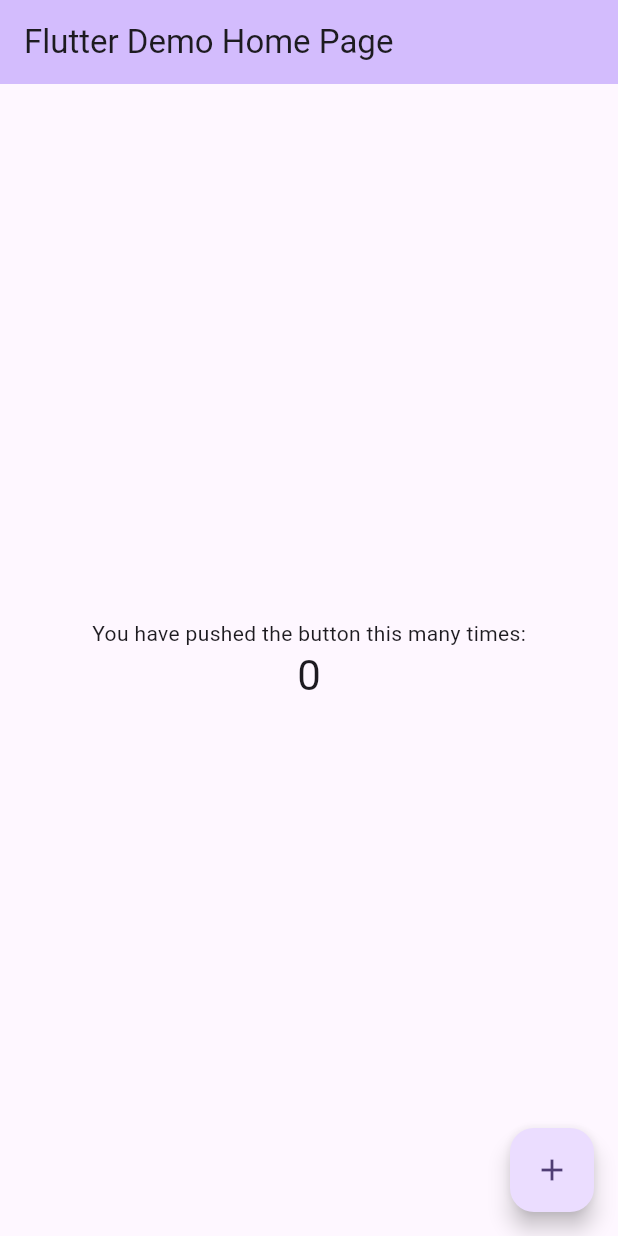
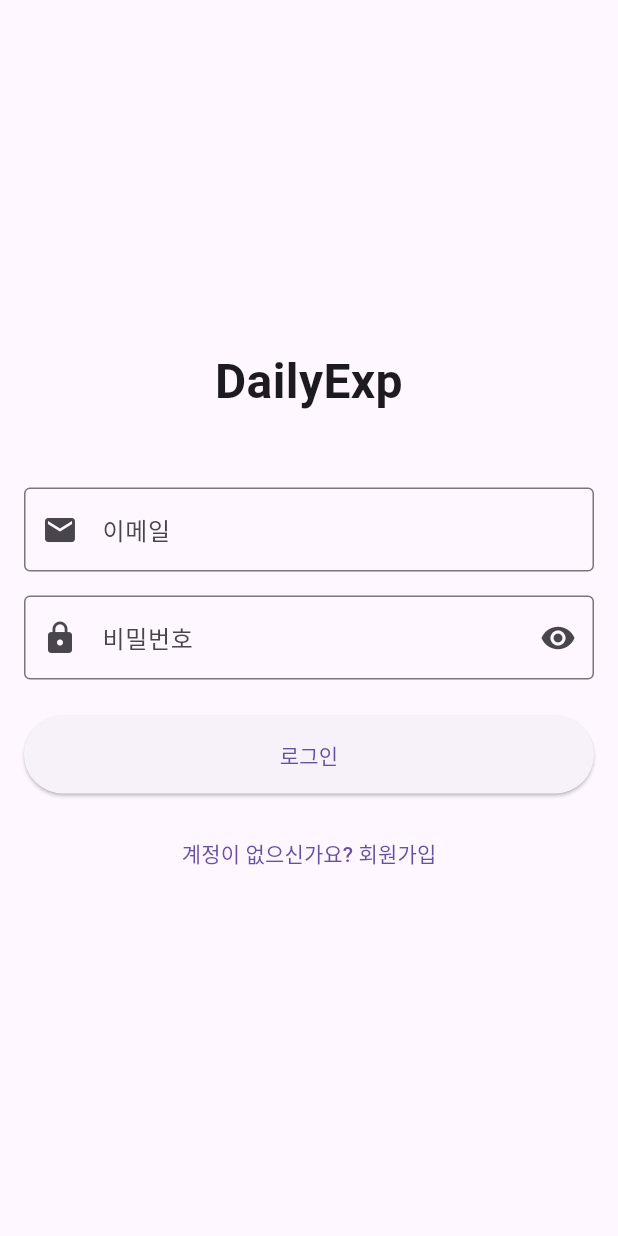
Before and after one commit to minhjih/dailyexp, a Flutter app: the screen it shows after launch, on a phone screen of 412 x 824 dp. Run offline on Flutter 3.47's test engine with Material 3 defaults, Android fonts, the phone set to English and light mode, and no system bars; our stand-ins replace dio, shared_preferences; accounts and stored records are empty.

Commit message:
android 대상 simulation 확인

```diff
--- /dev/null
+++ b/frontend/lib/api/auth_api.dart
@@ -0,0 +1,39 @@
+import 'package:dio/dio.dart';
+import '../models/user.dart';
+
+class AuthAPI {
+  static final Dio _dio = Dio(BaseOptions(
+    baseUrl: 'http://localhost:8000', // 실제 서버 URL로 변경 필요
+    contentType: 'application/json',
+  ));
+
+  static Future<Map<String, dynamic>> login(
+      String email, String password) async {
+    try {
+      final response = await _dio.post(
+        '/auth/login',
+        data: {
+          'username': email, // FastAPI는 username으로 받음
+          'password': password,
+        },
+      );
+      return response.data;
+    } catch (e) {
+      throw Exception('로그인 실패: ${e.toString()}');
+    }
+  }
+
+  static Future<User> getCurrentUser(String token) async {
+    try {
+      final response = await _dio.get(
+        '/auth/me',
+        options: Options(
+          headers: {'Authorization': 'Bearer $token'},
+        ),
+      );
+      return User.fromJson(response.data);
+    } catch (e) {
+      throw Exception('사용자 정보 조회 실패: ${e.toString()}');
+    }
+  }
+}
--- a/frontend/lib/main.dart
+++ b/frontend/lib/main.dart
@@ -1,4 +1,7 @@
 import 'package:flutter/material.dart';
+import 'package:provider/provider.dart';
+import 'providers/auth_provider.dart';
+import 'screens/auth/login_screen.dart';
 
 void main() {
   runApp(const MyApp());
@@ -7,119 +10,24 @@ void main() {
 class MyApp extends StatelessWidget {
   const MyApp({super.key});
 
-  // This widget is the root of your application.
   @override
   Widget build(BuildContext context) {
-    return MaterialApp(
-      title: 'Flutter Demo',
-      theme: ThemeData(
-        // This is the theme of your application.
-        //
-        // TRY THIS: Try running your application with "flutter run". You'll see
-        // the application has a purple toolbar. Then, without quitting the app,
-        // try changing the seedColor in the colorScheme below to Colors.green
-        // and then invoke "hot reload" (save your changes or press the "hot
-        // reload" button in a Flutter-supported IDE, or press "r" if you used
-        // the command line to start the app).
-        //
-        // Notice that the counter didn't reset back to zero; the application
-        // state is not lost during the reload. To reset the state, use hot
-        // restart instead.
-        //
-        // This works for code too, not just values: Most code changes can be
-        // tested with just a hot reload.
-        colorScheme: ColorScheme.fromSeed(seedColor: Colors.deepPurple),
-        useMaterial3: true,
+    return MultiProvider(
+      providers: [
+        ChangeNotifierProvider(create: (_) => AuthProvider()),
+      ],
+      child: MaterialApp(
+        title: 'DailyExp',
+        theme: ThemeData(
+          primarySwatch: Colors.blue,
+          useMaterial3: true,
+        ),
+        home: const LoginScreen(),
+        routes: {
+          '/login': (context) => const LoginScreen(),
+          // 다른 라우트들은 나중에 추가
+        },
       ),
-      home: const MyHomePage(title: 'Flutter Demo Home Page'),
     );
   }
 }
-
-class MyHomePage extends StatefulWidget {
-  const MyHomePage({super.key, required this.title});
-
-  // This widget is the home page of your application. It is stateful, meaning
-  // that it has a State object (defined below) that contains fields that affect
-  // how it looks.
-
-  // This class is the configuration for the state. It holds the values (in this
-  // case the title) provided by the parent (in this case the App widget) and
-  // used by the build method of the State. Fields in a Widget subclass are
-  // always marked "final".
-
-  final String title;
-
-  @override
-  State<MyHomePage> createState() => _MyHomePageState();
-}
-
-class _MyHomePageState extends State<MyHomePage> {
-  int _counter = 0;
-
-  void _incrementCounter() {
-    setState(() {
-      // This call to setState tells the Flutter framework that something has
-      // changed in this State, which causes it to rerun the build method below
-      // so that the display can reflect the updated values. If we changed
-      // _counter without calling setState(), then the build method would not be
-      // called again, and so nothing would appear to happen.
-      _counter++;
-    });
-  }
-
-  @override
-  Widget build(BuildContext context) {
-    // This method is rerun every time setState is called, for instance as done
-    // by the _incrementCounter method above.
-    //
-    // The Flutter framework has been optimized to make rerunning build methods
-    // fast, so that you can just rebuild anything that needs updating rather
-    // than having to individually change instances of widgets.
-    return Scaffold(
-      appBar: AppBar(
-        // TRY THIS: Try changing the color here to a specific color (to
-        // Colors.amber, perhaps?) and trigger a hot reload to see the AppBar
-        // change color while the other colors stay the same.
-        backgroundColor: Theme.of(context).colorScheme.inversePrimary,
-        // Here we take the value from the MyHomePage object that was created by
-        // the App.build method, and use it to set our appbar title.
-        title: Text(widget.title),
-      ),
-      body: Center(
-        // Center is a layout widget. It takes a single child and positions it
-        // in the middle of the parent.
-        child: Column(
-          // Column is also a layout widget. It takes a list of children and
-          // arranges them vertically. By default, it sizes itself to fit its
-          // children horizontally, and tries to be as tall as its parent.
-          //
-          // Column has various properties to control how it sizes itself and
-          // how it positions its children. Here we use mainAxisAlignment to
-          // center the children vertically; the main axis here is the vertical
-          // axis because Columns are vertical (the cross axis would be
-          // horizontal).
-          //
-          // TRY THIS: Invoke "debug painting" (choose the "Toggle Debug Paint"
-          // action in the IDE, or press "p" in the console), to see the
-          // wireframe for each widget.
-          mainAxisAlignment: MainAxisAlignment.center,
-          children: <Widget>[
-            const Text(
-              'You have pushed the button this many times:',
-            ),
-            Text(
-              '$_counter',
-              style: Theme.of(context).textTheme.headlineMedium,
-            ),
-          ],
-        ),
-      ),
-      floatingActionButton: FloatingActionButton(
-        onPressed: _incrementCounter,
-        tooltip: 'Increment',
-        child: const Icon(Icons.add),
-      ), // This trailing comma makes auto-formatting nicer for build methods.
-    );
-  }
-}
--- /dev/null
+++ b/frontend/lib/models/user.dart
@@ -0,0 +1,22 @@
+class User {
+  final int id;
+  final String email;
+  final String fullName;
+  final DateTime createdAt;
+
+  User({
+    required this.id,
+    required this.email,
+    required this.fullName,
+    required this.createdAt,
+  });
+
+  factory User.fromJson(Map<String, dynamic> json) {
+    return User(
+      id: json['id'],
+      email: json['email'],
+      fullName: json['full_name'],
+      createdAt: DateTime.parse(json['created_at']),
+    );
+  }
+}
--- /dev/null
+++ b/frontend/lib/screens/auth/login_screen.dart
@@ -0,0 +1,138 @@
+import 'package:flutter/material.dart';
+import 'package:provider/provider.dart';
+import '../../providers/auth_provider.dart';
+
+class LoginScreen extends StatefulWidget {
+  const LoginScreen({super.key});
+
+  @override
+  State<LoginScreen> createState() => _LoginScreenState();
+}
+
+class _LoginScreenState extends State<LoginScreen> {
+  final _formKey = GlobalKey<FormState>();
+  final _emailController = TextEditingController();
+  final _passwordController = TextEditingController();
+  bool _isPasswordVisible = false;
+
+  @override
+  void dispose() {
+    _emailController.dispose();
+    _passwordController.dispose();
+    super.dispose();
+  }
+
+  Future<void> _login() async {
+    if (_formKey.currentState!.validate()) {
+      try {
+        await Provider.of<AuthProvider>(context, listen: false).login(
+          _emailController.text,
+          _passwordController.text,
+        );
+        // 로그인 성공 시 메인 화면으로 이동
+        if (mounted) {
+          Navigator.of(context).pushReplacementNamed('/home');
+        }
+      } catch (e) {
+        if (mounted) {
+          ScaffoldMessenger.of(context).showSnackBar(
+            SnackBar(content: Text('로그인 실패: ${e.toString()}')),
+          );
+        }
+      }
+    }
+  }
+
+  @override
+  Widget build(BuildContext context) {
+    return Scaffold(
+      body: Center(
+        child: SingleChildScrollView(
+          padding: const EdgeInsets.all(16.0),
+          child: Form(
+            key: _formKey,
+            child: Column(
+              mainAxisAlignment: MainAxisAlignment.center,
+              crossAxisAlignment: CrossAxisAlignment.stretch,
+              children: [
+                const Text(
+                  'DailyExp',
+                  style: TextStyle(
+                    fontSize: 32,
+                    fontWeight: FontWeight.bold,
+                  ),
+                  textAlign: TextAlign.center,
+                ),
+                const SizedBox(height: 48),
+                TextFormField(
+                  controller: _emailController,
+                  decoration: const InputDecoration(
+                    labelText: '이메일',
+                    border: OutlineInputBorder(),
+                    prefixIcon: Icon(Icons.email),
+                  ),
+                  keyboardType: TextInputType.emailAddress,
+                  validator: (value) {
+                    if (value == null || value.isEmpty) {
+                      return '이메일을 입력해주세요';
+                    }
+                    return null;
+                  },
+                ),
+                const SizedBox(height: 16),
+                TextFormField(
+                  controller: _passwordController,
+                  decoration: InputDecoration(
+                    labelText: '비밀번호',
+                    border: const OutlineInputBorder(),
+                    prefixIcon: const Icon(Icons.lock),
+                    suffixIcon: IconButton(
+                      icon: Icon(
+                        _isPasswordVisible
+                            ? Icons.visibility_off
+                            : Icons.visibility,
+                      ),
+                      onPressed: () {
+                        setState(() {
+                          _isPasswordVisible = !_isPasswordVisible;
+                        });
+                      },
+                    ),
+                  ),
+                  obscureText: !_isPasswordVisible,
+                  validator: (value) {
+                    if (value == null || value.isEmpty) {
+                      return '비밀번호를 입력해주세요';
+                    }
+                    return null;
+                  },
+                ),
+                const SizedBox(height: 24),
+                Consumer<AuthProvider>(
+                  builder: (context, auth, child) {
+                    return ElevatedButton(
+                      onPressed: auth.isLoading ? null : _login,
+                      style: ElevatedButton.styleFrom(
+                        padding: const EdgeInsets.symmetric(vertical: 16),
+                      ),
+                      child: auth.isLoading
+                          ? const CircularProgressIndicator()
+                          : const Text('로그인'),
+                    );
+                  },
+                ),
+                const SizedBox(height: 16),
+                TextButton(
+                  onPressed: () {
+                    Navigator.of(context).pushNamed('/signup');
+                  },
+                  child: const Text('계정이 없으신가요? 회원가입'),
+                ),
+              ],
+            ),
+          ),
+        ),
+      ),
+    );
+  }
+}
```
Also changed, not shown: frontend/lib/providers/auth_provider.dart (added, +60 -0 lines), frontend/pubspec.yaml (+7 -7 lines), frontend/pubspec.lock, 17 other files.
